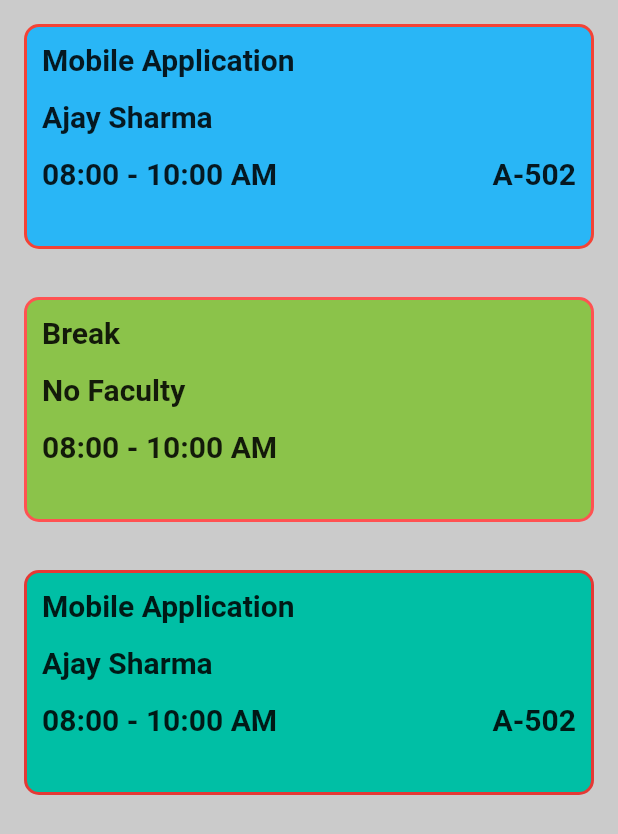
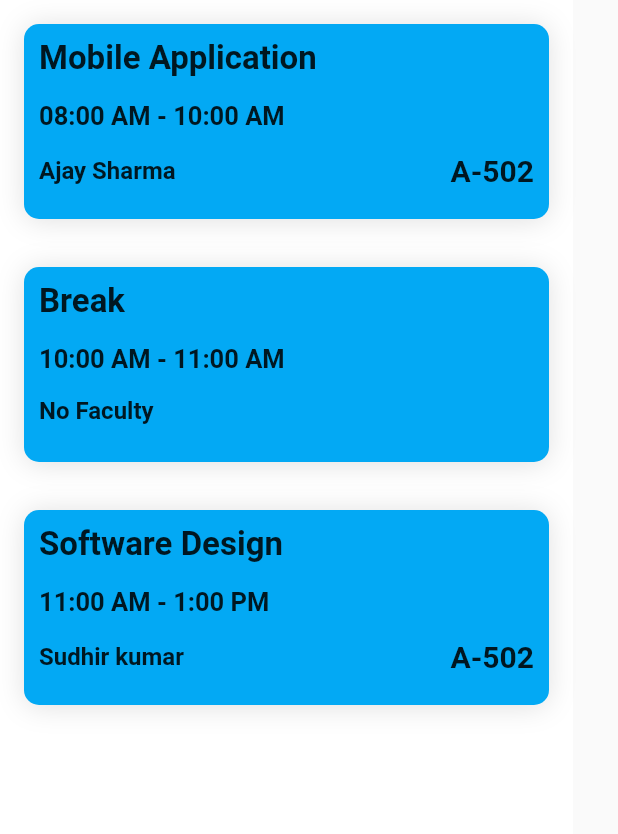
Before and after one commit to SaileshRokaya/ANS, a Flutter app: the MondayPage widget shown alone on an empty page, opened directly, on a phone screen of 412 x 824 dp. Shown: the top 834 px of the screen. Run offline on Flutter 3.47's test engine with Material 2 defaults, Android fonts, the phone set to English and light mode, and no system bars; our stand-ins replace carousel_slider, cloud_firestore, firebase_auth, firebase_core, fluttertoast; accounts and stored records are empty.

Commit message:
changes in files

```diff
--- a/lib/routinewidgets/mon.dart
+++ b/lib/routinewidgets/mon.dart
@@ -7,44 +7,47 @@ class MondayPage extends StatelessWidget {
   @override
   Widget build(BuildContext context) {
     return Material(
-      color: scaffoldBackgroundColor,
+      color: whiteBackground,
       child: Column(
         children: [
           // Container for first subject
           Padding(
             padding: const EdgeInsets.all(16.0),
             child: Container(
-              width: 460,
-              height: 150,
+              width: 350,
+              height: 130,
               decoration: BoxDecoration(
-                  borderRadius: BorderRadius.circular(10),
-                  color: Colors.lightBlue.shade400,
-                  border: Border.all(
-                    color: Colors.red,
-                    width: 2,
-                  )),
+                borderRadius: BorderRadius.circular(10),
+                color: Colors.lightBlue,
+                boxShadow: <BoxShadow>[
+                  BoxShadow(
+                      color: Colors.black12,
+                      blurRadius: 15.0,
+                      offset: Offset(0.0, 0.75))
+                ],
+              ),
               child: Padding(
                 padding: const EdgeInsets.all(10.0),
                 child: Column(
                   crossAxisAlignment: CrossAxisAlignment.start,
                   children: [
                     // Subject code
-                    Text(
+                    const Text(
                       "Mobile Application ",
                       style:
-                          TextStyle(fontWeight: FontWeight.bold, fontSize: 20),
+                          TextStyle(fontWeight: FontWeight.bold, fontSize: 22),
                     ),
-                    SizedBox(
+                    const SizedBox(
                       height: 15,
                     ),
                     // Teacher name
-                    Text(
-                      "Ajay Sharma",
+                    const Text(
+                      "08:00 AM - 10:00 AM",
                       style:
-                          TextStyle(fontWeight: FontWeight.bold, fontSize: 20),
+                          TextStyle(fontWeight: FontWeight.bold, fontSize: 17),
                     ),
 
-                    SizedBox(
+                    const SizedBox(
                       height: 15,
                     ),
                     // Time
@@ -53,9 +56,9 @@ class MondayPage extends StatelessWidget {
                       children: [
                         // subect time
                         Text(
-                          "08:00 - 10:00 AM",
+                          "Ajay Sharma",
                           style: TextStyle(
-                              fontWeight: FontWeight.bold, fontSize: 20),
+                              fontWeight: FontWeight.bold, fontSize: 16),
                         ),
 
                         // Room Number
@@ -76,15 +79,18 @@ class MondayPage extends StatelessWidget {
           Padding(
             padding: const EdgeInsets.all(16.0),
             child: Container(
-              width: 460,
-              height: 150,
+              width: 350,
+              height: 130,
               decoration: BoxDecoration(
-                  borderRadius: BorderRadius.circular(10),
-                  color: Colors.lightGreen,
-                  border: Border.all(
-                    color: Colors.redAccent,
-                    width: 2,
-                  )),
+                borderRadius: BorderRadius.circular(10),
+                color: Colors.lightBlue,
+                boxShadow: <BoxShadow>[
+                  BoxShadow(
+                      color: Colors.black12,
+                      blurRadius: 15.0,
+                      offset: Offset(0.0, 0.75))
+                ],
+              ),
               child: Padding(
                 padding: const EdgeInsets.all(10.0),
                 child: Column(
@@ -94,16 +100,16 @@ class MondayPage extends StatelessWidget {
                     Text(
                       "Break",
                       style:
-                          TextStyle(fontWeight: FontWeight.bold, fontSize: 20),
+                          TextStyle(fontWeight: FontWeight.bold, fontSize: 22),
                     ),
                     SizedBox(
                       height: 15,
                     ),
                     // Teacher name
                     Text(
-                      "No Faculty",
+                      "10:00 AM - 11:00 AM",
                       style:
-                          TextStyle(fontWeight: FontWeight.bold, fontSize: 20),
+                          TextStyle(fontWeight: FontWeight.bold, fontSize: 17),
                     ),
 
                     SizedBox(
@@ -111,9 +117,9 @@ class MondayPage extends StatelessWidget {
                     ),
                     // Time
                     Text(
-                      "08:00 - 10:00 AM",
+                      "No Faculty",
                       style:
-                          TextStyle(fontWeight: FontWeight.bold, fontSize: 20),
+                          TextStyle(fontWeight: FontWeight.bold, fontSize: 16),
                     ),
                   ],
                 ),
@@ -125,15 +131,17 @@ class MondayPage extends StatelessWidget {
           Padding(
             padding: const EdgeInsets.all(16.0),
             child: Container(
-              width: 460,
-              height: 150,
+              width: 350,
+              height: 130,
               decoration: BoxDecoration(
                 borderRadius: BorderRadius.circular(10),
-                color: Colors.tealAccent.shade700,
-                border: Border.all(
-                  color: Colors.red.shade600,
-                  width: 2,
-                ),
+                color: Colors.lightBlue,
+                boxShadow: <BoxShadow>[
+                  BoxShadow(
+                      color: Colors.black12,
+                      blurRadius: 15.0,
+                      offset: Offset(0.0, 0.75))
+                ],
               ),
               child: Padding(
                 padding: const EdgeInsets.all(10.0),
@@ -142,18 +150,18 @@ class MondayPage extends StatelessWidget {
                   children: [
                     // Subject code
                     Text(
-                      "Mobile Application ",
+                      "Software Design ",
                       style:
-                          TextStyle(fontWeight: FontWeight.bold, fontSize: 20),
+                          TextStyle(fontWeight: FontWeight.bold, fontSize: 22),
                     ),
                     SizedBox(
                       height: 15,
                     ),
                     // Teacher name
                     Text(
-                      "Ajay Sharma",
+                      "11:00 AM - 1:00 PM",
                       style:
-                          TextStyle(fontWeight: FontWeight.bold, fontSize: 20),
+                          TextStyle(fontWeight: FontWeight.bold, fontSize: 17),
                     ),
 
                     SizedBox(
@@ -165,9 +173,9 @@ class MondayPage extends StatelessWidget {
                       children: [
                         // subect time
                         Text(
-                          "08:00 - 10:00 AM",
+                          "Sudhir kumar",
                           style: TextStyle(
-                              fontWeight: FontWeight.bold, fontSize: 20),
+                              fontWeight: FontWeight.bold, fontSize: 16),
                         ),
 
                         // Room Number
--- a/lib/views/colors.dart
+++ b/lib/views/colors.dart
@@ -4,4 +4,5 @@ import 'package:flutter/material.dart';
 Color primaryColor = Color(0xffd1ad17);
 // ignore: prefer_const_constructors
 Color scaffoldBackgroundColor = Color(0xffcbcbcb);
+Color whiteBackground = Colors.white;
 Color textColor = Colors.black87;
```
Also changed, not shown: lib/routinewidgets/sun.dart (added, +198 -0 lines), lib/routinewidgets/thu.dart (+55 -44 lines), lib/routinewidgets/tue.dart (+55 -44 lines), lib/routinewidgets/wed.dart (+55 -44 lines).
